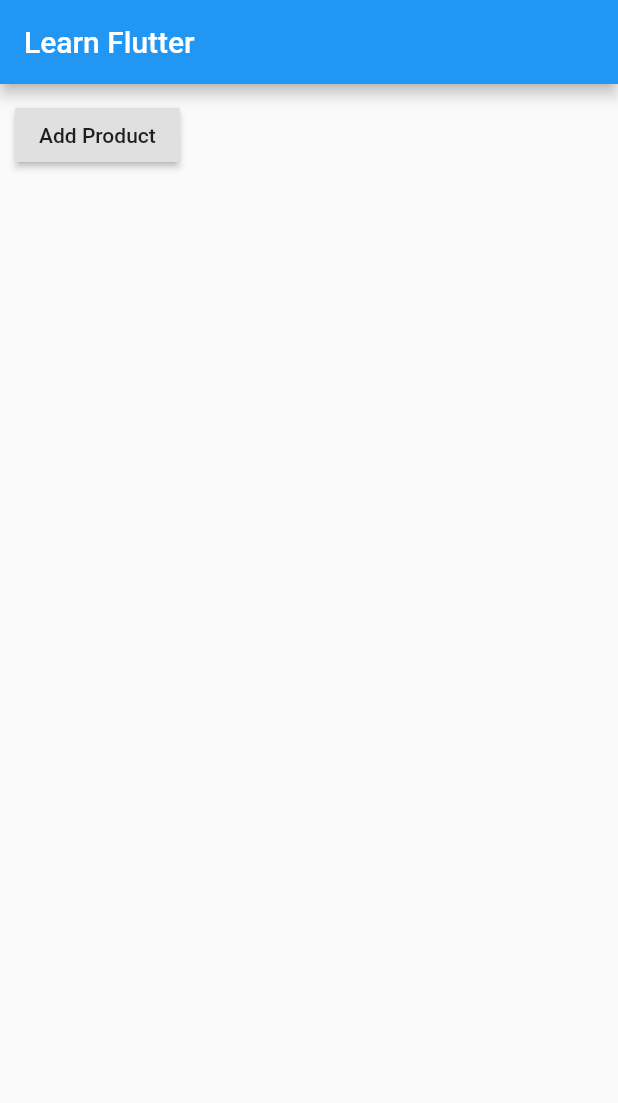
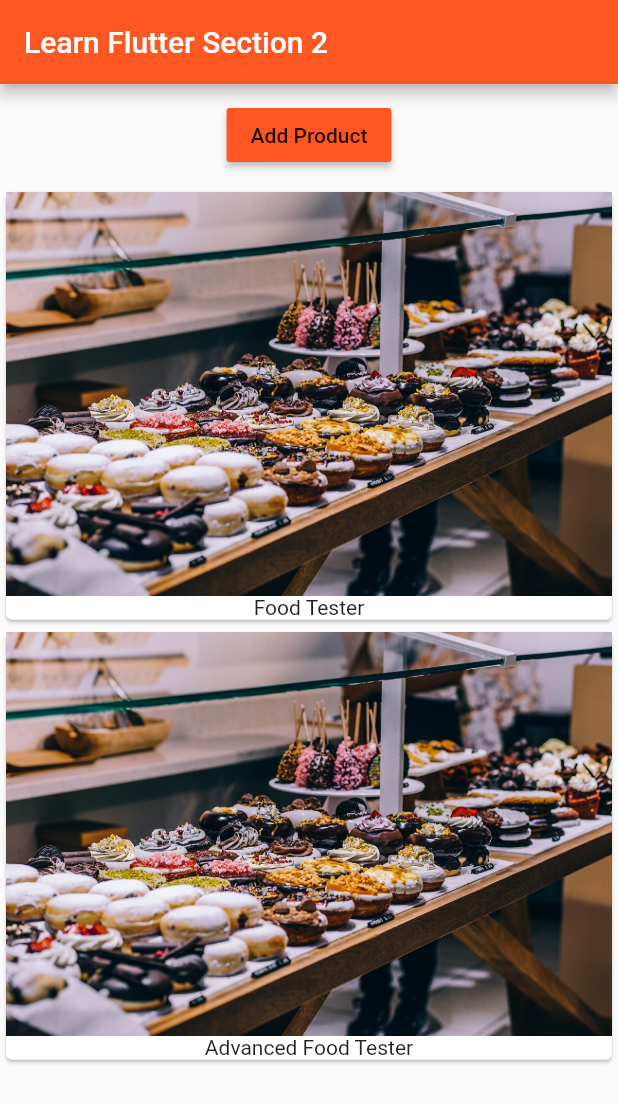
Before and after one commit to mgosfu/LearnFlutterAndDart, a Flutter app: the screen it shows after launch, after a tap on "Add Product", on a phone screen of 412 x 824 dp. Shown: the top 1103 px of the screen. Run offline on Flutter 3.47's test engine with Material 2 defaults, Android fonts, the phone set to English and light mode, and no system bars.

Commit message:
up to lesson 36

```diff
--- a/lib/main.dart
+++ b/lib/main.dart
@@ -1,42 +1,23 @@
 import 'package:flutter/material.dart';
+
+import './product_manager.dart';
 
 void main() => runApp(MyApp());
 
-class MyApp extends StatefulWidget {
-  @override
-  State<StatefulWidget> createState() {
-    // TODO: implement createState
-    return _MyAppState();
-  }
-}
-
-class _MyAppState extends State<MyApp> {
-  List<String> _products = ['Food Tester'];
-
+class MyApp extends StatelessWidget {
   @override
   Widget build(BuildContext context) {
     return MaterialApp(
+      theme: ThemeData(
+          brightness: Brightness.light,
+          primarySwatch: Colors.deepOrange,
+          accentColor: Colors.deepPurple),
       home: Scaffold(
-          appBar: AppBar(
-            title: Text('Learn Flutter'),
-          ),
-          body: Column(
-            children: [
-              Container(
-                margin: EdgeInsets.all(10.0),
-                child: RaisedButton(
-                  onPressed: () {
-                    setState(() {
-                      _products.add('Advanced Food Tester');
-                      print(_products);
-                    });
-                  },
-                  child: Text('Add Product'),
-                ),
-              ),
-
-            ],
-          )),
+        appBar: AppBar(
+          title: Text('Learn Flutter Section 2'),
+        ),
+        body: ProductManager(startingProduct: 'Food Tester'),
+      ),
     );
   }
 }
--- /dev/null
+++ b/lib/product_manager.dart
@@ -0,0 +1,57 @@
+import 'package:flutter/material.dart';
+
+import './products.dart';
+
+class ProductManager extends StatefulWidget {
+  final String startingProduct;
+
+  ProductManager({this.startingProduct = 'Sweets Tester'}) {
+    //print('[ProductManager Widget] Constructor');
+  }
+
+  @override
+  State<StatefulWidget> createState() {
+    //print('[ProductManager Widget] createState()');
+    return _ProductManagerState();
+  }
+}
+
+class _ProductManagerState extends State<ProductManager> {
+  List<String> _products = [];
+
+  @override
+  void initState() {
+    super.initState();
+    //print('[ProductManager State] initState()');
+    _products.add(widget.startingProduct);
+  }
+
+  @override
+  void didUpdateWidget(ProductManager oldWidget) {
+    //print('[ProductManager State] didUpdateWidget()');
+    super.didUpdateWidget(oldWidget);
+  }
+
+  @override
+  Widget build(BuildContext context) {
+    //print('[ProductManager State] build()');
+    return Column(
+      children: [
+        Container(
+          margin: EdgeInsets.all(10.0),
+          child: RaisedButton(
+            color: Theme.of(context).primaryColor,
+            onPressed: () {
+              setState(() {
+                _products.add('Advanced Food Tester');
+                //print(_products);
+              });
+            },
+            child: Text('Add Product'),
+          ),
+        ),
+        Products(_products)
+      ],
+    );
+  }
+}
--- a/lib/products.dart
+++ b/lib/products.dart
@@ -3,11 +3,13 @@ import 'package:flutter/material.dart';
 class Products extends StatelessWidget {
   final List<String> products;
 
-  Products(this.products);
+  Products([this.products = const []]) {
+    //print('[Products Widget] Constructor');
+  }
 
   @override
   Widget build(BuildContext context) {
-    // TODO: implement build
+    //print('[Products Widget] build()');
     return Column(
       children: products
           .map((element) => Card(
```
